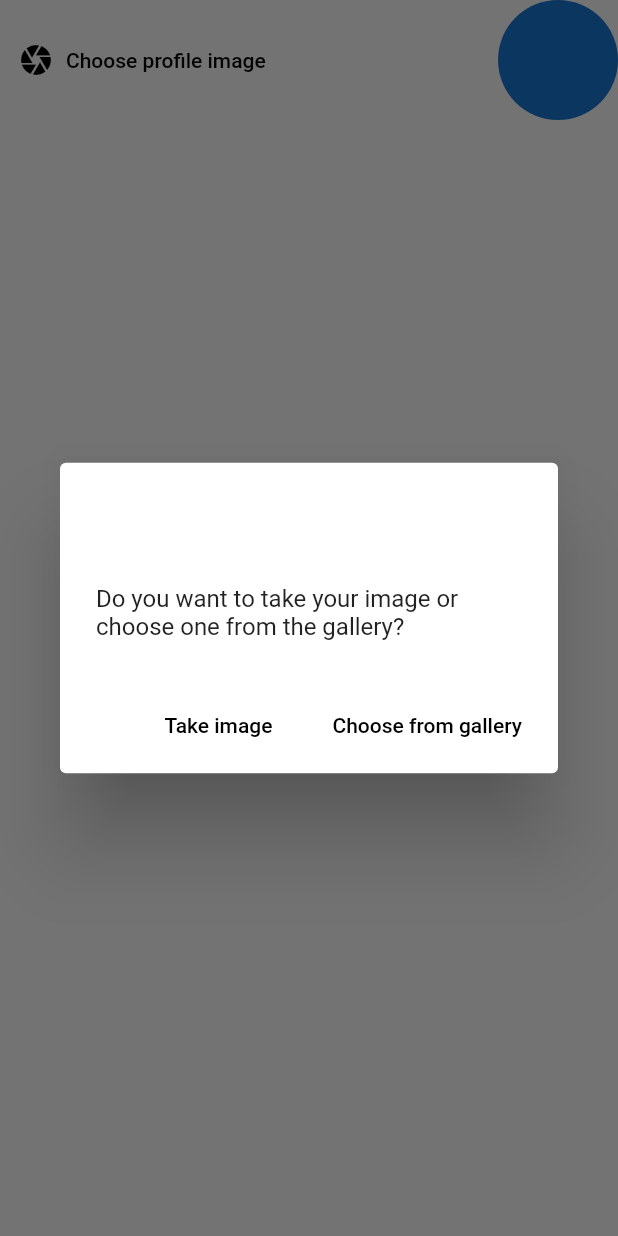
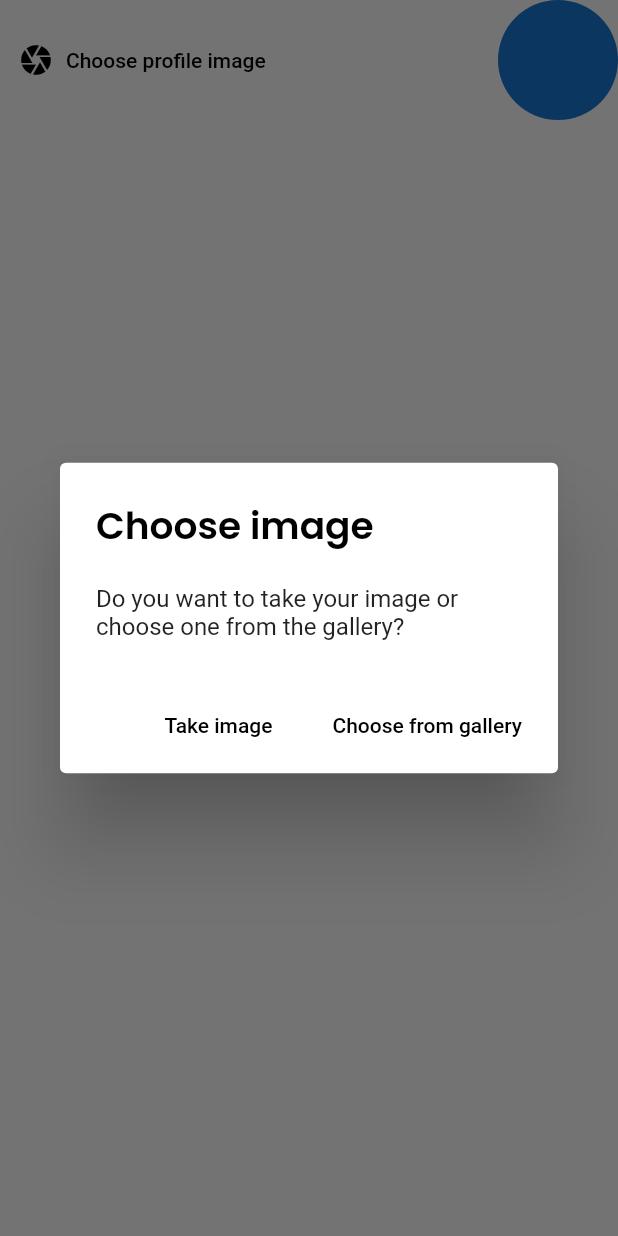
Before and after one commit to selimellieh72/DistanciaMobile, a Flutter app: the ImagePicker widget shown alone on an empty page, opened directly with empty values, after a tap on "Choose profile image", on a phone screen of 412 x 824 dp. Run offline on Flutter 3.47's test engine with Material 2 defaults, Android fonts, the phone set to English and light mode, and no system bars; our stand-ins replace bloc, cloud_firestore, dartz, file_picker, firebase_auth, firebase_core and 12 more; missing offline and left inert: dart:ffi; accounts and stored records are empty; generated files the repository leaves out were written again; network calls fail.

Commit message:
fixed bugs

```diff
--- a/lib/infrastracture/core/firebase_helper.dart
+++ b/lib/infrastracture/core/firebase_helper.dart
@@ -1,6 +1,7 @@
 import 'package:cloud_firestore/cloud_firestore.dart';
 import 'package:dartz/dartz.dart';
 import 'package:edulb/domain/auth/i_auth_repository.dart';
+import 'package:edulb/domain/homeworks/homework_failures.dart';
 import 'package:edulb/injectable.dart';
 import 'package:flutter/foundation.dart';
 
@@ -30,6 +31,9 @@ extension FirebaseFirestoreX on FirebaseFirestore {
     final _userGradesQuery = await this.userGradeCollection();
     final _userGrades = await _userGradesQuery.get();
     final _gradesId = _userGrades.docs.map((grade) => grade.id).toList();
+    // if (_gradesId.length == 0) {
+    //   return left(HomeworkFailure.unexpectedServerError());
+    // }
     return collectionGroup('homeworks').where('gradeId', whereIn: _gradesId);
   }
 
--- a/lib/infrastracture/homeworks/firebase_homework_repository.dart
+++ b/lib/infrastracture/homeworks/firebase_homework_repository.dart
@@ -30,7 +30,7 @@ class FirebaseHomeworkRepository extends IHomeworksRepository {
     @required Option<String> gradeId,
   }) async* {
     final _query = await gradeId.fold(
-      () async => _firestore.userHomeworksCollection(),
+      () async => await _firestore.userHomeworksCollection(),
       (gradeId) async => _firestore.homeworksCollection(gradeId),
     );
 
--- a/lib/presentation/auth/auth_form.dart
+++ b/lib/presentation/auth/auth_form.dart
@@ -1,7 +1,7 @@
 import 'dart:io';
 import 'package:flutter/material.dart';
 
-import 'package:edulb/presentation/images/image_picker.dart';
+import 'package:edulb/presentation/auth/image_picker.dart';
 import 'package:edulb/helpers/auth_validation.dart';
 
 class AuthForm extends StatefulWidget {
--- a/lib/presentation/images/image_picker.dart
+++ b/lib/presentation/auth/image_picker.dart
@@ -18,7 +18,10 @@ class _ImagePickerState extends State<ImagePicker> {
     final _isCamera = await showDialog(
       context: context,
       child: AlertDialog(
-        title: Text('Choose image'),
+        title: Text(
+          'Choose image',
+          style: const TextStyle(color: Colors.black),
+        ),
         content: Text(
             'Do you want to take your image or choose one from the gallery?'),
         actions: [
--- a/lib/presentation/drawer/profile_drawer.dart
+++ b/lib/presentation/drawer/profile_drawer.dart
@@ -71,7 +71,7 @@ class ProfileDrawer extends StatelessWidget {
                                     style:
                                         Theme.of(context).textTheme.bodyText2),
                                 Text(
-                                  'Student',
+                                  userData.isTeacher ? 'Teacher' : 'Student',
                                   style: Theme.of(context)
                                       .textTheme
                                       .bodyText2
```
Also changed, not shown: 1 other file.
